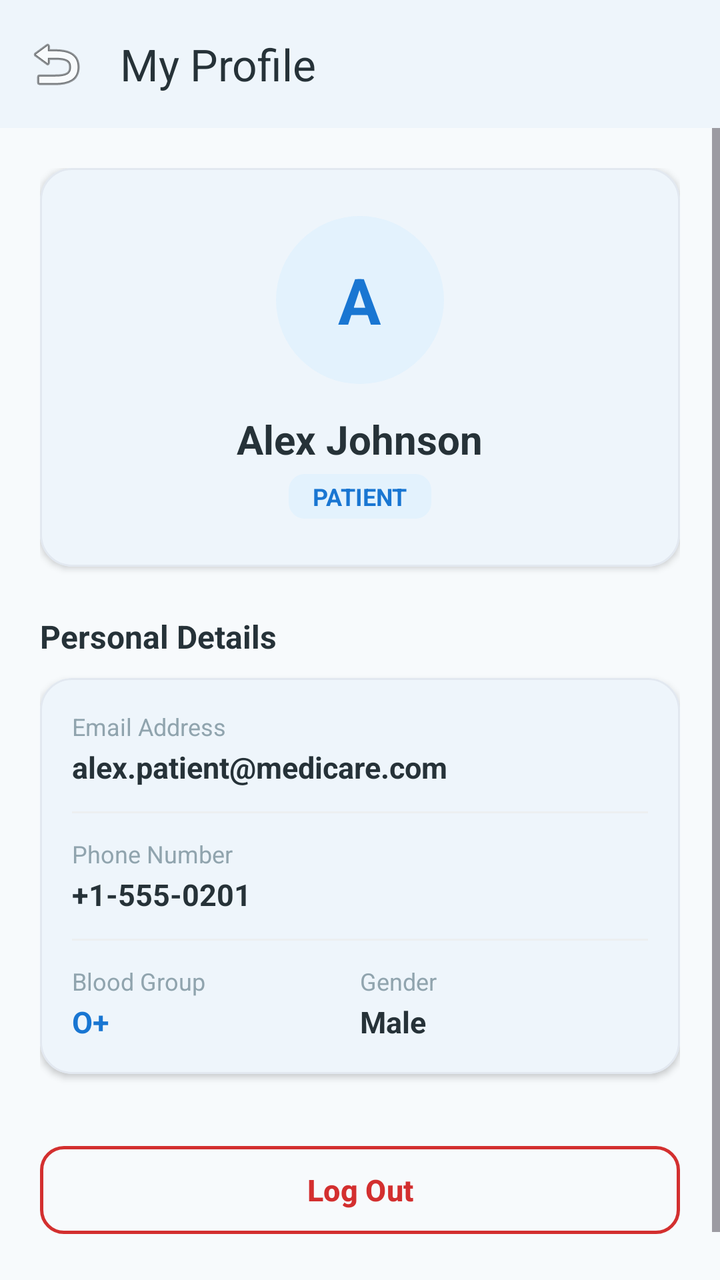
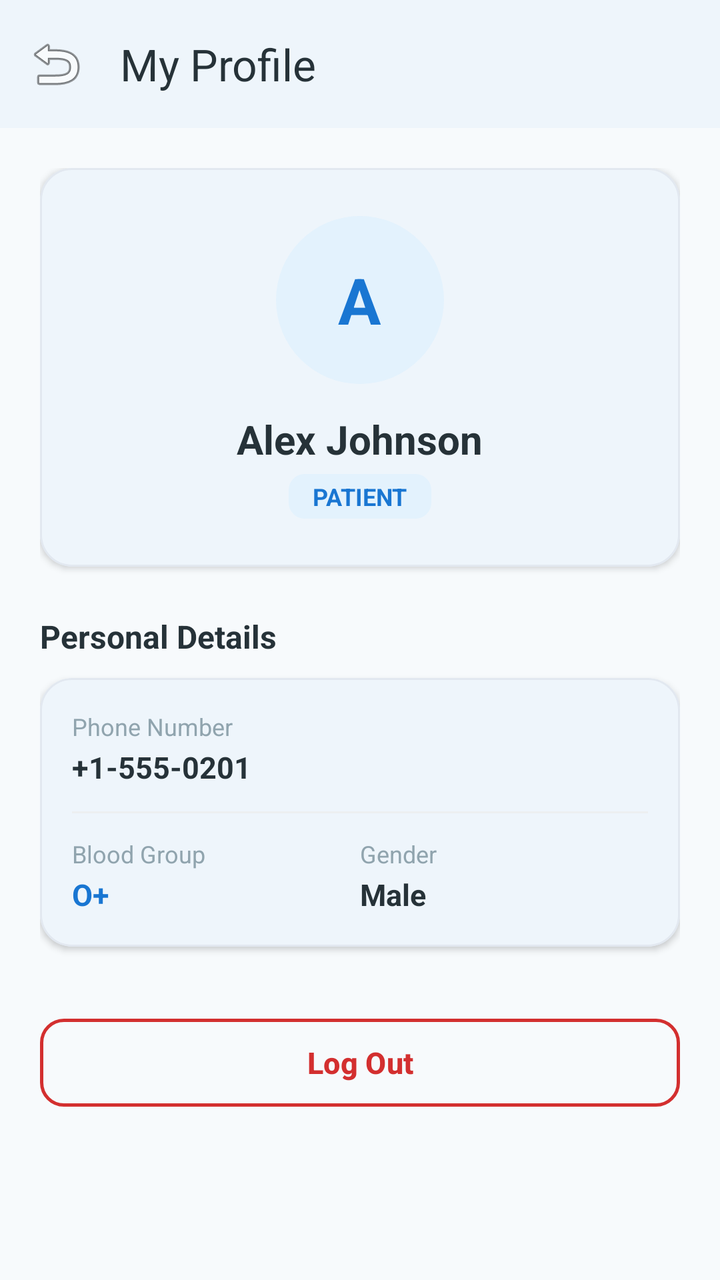

The first picture is an Android layout as it rendered before a commit; the second is the same layout after the commit. The layout source and the unified diff follow.
<!-- AndroidManifest.xml: application theme Theme.Medicare -->
<!-- res/layout/activity_patient_profile.xml -->
<?xml version="1.0" encoding="utf-8"?>
<LinearLayout xmlns:android="http://schemas.android.com/apk/res/android"
    xmlns:app="http://schemas.android.com/apk/res-auto"
    android:layout_width="match_parent"
    android:layout_height="match_parent"
    android:background="@color/background"
    android:orientation="vertical">

    <com.google.android.material.appbar.MaterialToolbar
        android:id="@+id/toolbarPatientProfile"
        android:layout_width="match_parent"
        android:layout_height="?attr/actionBarSize"
        android:background="@color/surface"
        android:elevation="2dp"
        app:navigationIcon="@android:drawable/ic_menu_revert"
        app:title="My Profile"
        app:titleTextColor="@color/text_primary" />

    <ScrollView
        android:layout_width="match_parent"
        android:layout_height="match_parent"
        android:fillViewport="true">

        <LinearLayout
            android:layout_width="match_parent"
            android:layout_height="wrap_content"
            android:orientation="vertical"
            android:padding="20dp">

            
            <com.google.android.material.card.MaterialCardView
                style="@style/Widget.Medicare.Card"
                android:layout_width="match_parent"
                android:layout_height="wrap_content">

                <LinearLayout
                    android:layout_width="match_parent"
                    android:layout_height="wrap_content"
                    android:gravity="center"
                    android:orientation="vertical"
                    android:padding="24dp">

                    <FrameLayout
                        android:layout_width="84dp"
                        android:layout_height="84dp"
                        android:background="@drawable/bg_circle_success"
                        android:backgroundTint="@color/primary_light">

                        <TextView
                            android:id="@+id/tvProfileAvatarInitial"
                            android:layout_width="wrap_content"
                            android:layout_height="wrap_content"
                            android:layout_gravity="center"
                            android:text="A"
                            android:textColor="@color/primary"
                            android:textSize="32sp"
                            android:textStyle="bold" />
                    </FrameLayout>

                    <TextView
                        android:id="@+id/tvProfileName"
                        android:layout_width="wrap_content"
                        android:layout_height="wrap_content"
                        android:layout_marginTop="14dp"
                        android:text="Alex Johnson"
                        android:textColor="@color/text_primary"
                        android:textSize="20sp"
                        android:textStyle="bold" />

                    <TextView
                        android:id="@+id/tvProfileRole"
                        android:layout_width="wrap_content"
                        android:layout_height="wrap_content"
                        android:layout_marginTop="4dp"
                        android:background="@drawable/bg_status_chip"
                        android:backgroundTint="@color/primary_light"
                        android:paddingStart="12dp"
                        android:paddingTop="3dp"
                        android:paddingEnd="12dp"
                        android:paddingBottom="3dp"
                        android:text="PATIENT"
                        android:textColor="@color/primary"
                        android:textSize="12sp"
                        android:textStyle="bold" />

                </LinearLayout>
            </com.google.android.material.card.MaterialCardView>

            
            <TextView
                android:layout_width="wrap_content"
                android:layout_height="wrap_content"
                android:layout_marginTop="24dp"
                android:text="Personal Details"
                android:textColor="@color/text_primary"
                android:textSize="16sp"
                android:textStyle="bold" />

            <com.google.android.material.card.MaterialCardView
                style="@style/Widget.Medicare.Card"
                android:layout_width="match_parent"
                android:layout_height="wrap_content"
                android:layout_marginTop="10dp">

                <LinearLayout
                    android:layout_width="match_parent"
                    android:layout_height="wrap_content"
                    android:orientation="vertical"
                    android:padding="16dp">

                    <TextView
                        android:layout_width="wrap_content"
                        android:layout_height="wrap_content"
                        android:text="Email Address"
                        android:textColor="@color/text_tertiary"
                        android:textSize="12sp" />

                    <TextView
                        android:id="@+id/tvProfileEmail"
                        android:layout_width="wrap_content"
                        android:layout_height="wrap_content"
                        android:layout_marginTop="2dp"
                        android:text="alex.patient@medicare.com"
                        android:textColor="@color/text_primary"
                        android:textSize="15sp"
                        android:textStyle="bold" />

                    <View
                        android:layout_width="match_parent"
                        android:layout_height="1dp"
                        android:layout_marginTop="12dp"
                        android:layout_marginBottom="12dp"
                        android:background="@color/divider" />

                    <TextView
                        android:layout_width="wrap_content"
                        android:layout_height="wrap_content"
                        android:text="Phone Number"
                        android:textColor="@color/text_tertiary"
                        android:textSize="12sp" />

                    <TextView
                        android:id="@+id/tvProfilePhone"
                        android:layout_width="wrap_content"
                        android:layout_height="wrap_content"
                        android:layout_marginTop="2dp"
                        android:text="+1-555-0201"
                        android:textColor="@color/text_primary"
                        android:textSize="15sp"
                        android:textStyle="bold" />

                    <View
                        android:layout_width="match_parent"
                        android:layout_height="1dp"
                        android:layout_marginTop="12dp"
                        android:layout_marginBottom="12dp"
                        android:background="@color/divider" />

                    <LinearLayout
                        android:layout_width="match_parent"
                        android:layout_height="wrap_content"
                        android:orientation="horizontal">

                        <LinearLayout
                            android:layout_width="0dp"
                            android:layout_height="wrap_content"
                            android:layout_weight="1"
                            android:orientation="vertical">

                            <TextView
                                android:layout_width="wrap_content"
                                android:layout_height="wrap_content"
                                android:text="Blood Group"
                                android:textColor="@color/text_tertiary"
                                android:textSize="12sp" />

                            <TextView
                                android:id="@+id/tvProfileBloodGroup"
                                android:layout_width="wrap_content"
                                android:layout_height="wrap_content"
                                android:layout_marginTop="2dp"
                                android:text="O+"
                                android:textColor="@color/primary"
                                android:textSize="15sp"
                                android:textStyle="bold" />
                        </LinearLayout>

                        <LinearLayout
                            android:layout_width="0dp"
                            android:layout_height="wrap_content"
                            android:layout_weight="1"
                            android:orientation="vertical">

                            <TextView
                                android:layout_width="wrap_content"
                                android:layout_height="wrap_content"
                                android:text="Gender"
                                android:textColor="@color/text_tertiary"
                                android:textSize="12sp" />

                            <TextView
                                android:id="@+id/tvProfileGender"
                                android:layout_width="wrap_content"
                                android:layout_height="wrap_content"
                                android:layout_marginTop="2dp"
                                android:text="Male"
                                android:textColor="@color/text_primary"
                                android:textSize="15sp"
                                android:textStyle="bold" />
                        </LinearLayout>

                    </LinearLayout>

                </LinearLayout>
            </com.google.android.material.card.MaterialCardView>

            
            <com.google.android.material.button.MaterialButton
                android:id="@+id/btnProfileLogout"
                style="@style/Widget.Material3.Button.OutlinedButton"
                android:layout_width="match_parent"
                android:layout_height="52dp"
                android:layout_marginTop="32dp"
                android:layout_marginBottom="24dp"
                android:text="@string/logout"
                android:textColor="@color/error"
                android:textSize="15sp"
                android:textStyle="bold"
                app:cornerRadius="12dp"
                app:strokeColor="@color/error"
                app:strokeWidth="1.5dp" />

        </LinearLayout>
    </ScrollView>

</LinearLayout>
<!-- resources referenced by this layout -->
<resources>
  <color name="background">#F7FAFC</color>
  <color name="divider">#ECEFF1</color>
  <color name="error">#D32F2F</color>
  <color name="primary">#1976D2</color>
  <color name="primary_light">#E3F2FD</color>
  <color name="surface">#FFFFFF</color>
  <color name="text_primary">#263238</color>
  <color name="text_tertiary">#90A4AE</color>
  <!-- drawable bg_circle_success (drawable) -->
  <?xml version="1.0" encoding="utf-8"?>
  <shape xmlns:android="http://schemas.android.com/apk/res/android"
      android:shape="oval">
      <solid android:color="@color/status_confirmed_bg" />
  </shape>
  <!-- drawable bg_status_chip (drawable) -->
  <?xml version="1.0" encoding="utf-8"?>
  <shape xmlns:android="http://schemas.android.com/apk/res/android"
      android:shape="rectangle">
      <corners android:radius="8dp" />
      <solid android:color="@color/primary_light" />
  </shape>
  <string name="logout">Log Out</string>
  <style name="Widget.Medicare.Card" parent="Widget.Material3.CardView.Elevated">
          <item name="cardCornerRadius">16dp</item>
          <item name="cardElevation">2dp</item>
          <item name="strokeColor">@color/card_border</item>
          <item name="strokeWidth">1dp</item>
          <item name="cardBackgroundColor">@color/surface</item>
      </style>
  <style name="Theme.Medicare" parent="Theme.Material3.Light.NoActionBar">
          
          <item name="colorPrimary">@color/primary</item>
          <item name="colorPrimaryDark">@color/primary_dark</item>
          <item name="colorSecondary">@color/secondary</item>
          <item name="android:windowBackground">@color/background</item>
          <item name="android:statusBarColor">@color/surface</item>
          <item name="android:windowLightStatusBar">true</item>
          <item name="colorSurface">@color/surface</item>
          <item name="colorOnSurface">@color/text_primary</item>
          
          
          <item name="shapeAppearanceCornerMedium">@style/ShapeAppearance.Medicare.Medium</item>
          <item name="shapeAppearanceCornerLarge">@style/ShapeAppearance.Medicare.Large</item>
      </style>
  <color name="status_confirmed_bg">#D1FAE5</color>
  <color name="card_border">#E2E8F0</color>
  <color name="primary_dark">#1565C0</color>
  <color name="secondary">#26A69A</color>
  <style name="ShapeAppearance.Medicare.Medium" parent="ShapeAppearance.Material3.Corner.Medium">
          <item name="cornerSize">14dp</item>
      </style>
  <style name="ShapeAppearance.Medicare.Large" parent="ShapeAppearance.Material3.Corner.Large">
          <item name="cornerSize">20dp</item>
      </style>
</resources>

<!-- the commit's change to res/layout/activity_patient_profile.xml (unified diff, before → after) -->
@@ -107,30 +107,6 @@
                     android:layout_height="wrap_content"
                     android:orientation="vertical"
                     android:padding="16dp">
-
-                    <TextView
-                        android:layout_width="wrap_content"
-                        android:layout_height="wrap_content"
-                        android:text="Email Address"
-                        android:textColor="@color/text_tertiary"
-                        android:textSize="12sp" />
-
-                    <TextView
-                        android:id="@+id/tvProfileEmail"
-                        android:layout_width="wrap_content"
-                        android:layout_height="wrap_content"
-                        android:layout_marginTop="2dp"
-                        android:text="alex.patient@medicare.com"
-                        android:textColor="@color/text_primary"
-                        android:textSize="15sp"
-                        android:textStyle="bold" />
-
-                    <View
-                        android:layout_width="match_parent"
-                        android:layout_height="1dp"
-                        android:layout_marginTop="12dp"
-                        android:layout_marginBottom="12dp"
-                        android:background="@color/divider" />
 
                     <TextView
                         android:layout_width="wrap_content"
